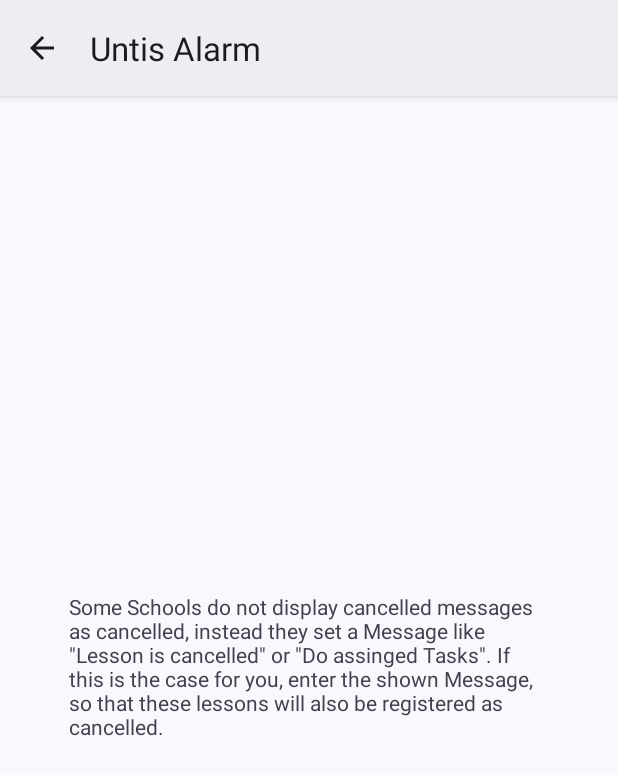
After one commit to TheRedLion/UntisAlarm, an Android app: the CancelledMessageInfo screen opened directly, with no data from a screen before it, on a phone screen of 412 x 824 dp. The commit adds this screen. Shown: the top 775 px of the screen. Run offline under Robolectric (Android 15) with nearby library versions, the phone set to English and light mode, and no system bars.

Commit message:
and a little more

```diff
--- a/app/build.gradle
+++ b/app/build.gradle
@@ -50,7 +50,7 @@
 dependencies {
     implementation files('libs/untis4j-1.3.5NC.jar') //using our own version with caching manually diabled, since the disableing method doesn't work
 
-    implementation 'com.android.support:support-v4:34.0.0'
+
     implementation 'androidx.core:core-ktx:1.12.0'
     implementation 'androidx.lifecycle:lifecycle-runtime-ktx:2.6.2'
     implementation 'androidx.activity:activity-compose:1.8.0'
--- /dev/null
+++ b/app/src/main/java/eu/karenfort/main/activities/CancelledMessageInfo.kt
@@ -0,0 +1,13 @@
+package eu.karenfort.main.activities
+
+import androidx.appcompat.app.AppCompatActivity
+import android.os.Bundle
+import com.carlkarenfort.test.R
+
+class CancelledMessageInfo : AppCompatActivity() {
+    override fun onCreate(savedInstanceState: Bundle?) {
+        super.onCreate(savedInstanceState)
+        setContentView(R.layout.activity_cancelled_message_info)
+        //todo implement that lessons with messages that have "Tasks(Aufgaben)" or "Cancelled(Ausfall)" in them are shown and the user can check if they are actually cancelled
+    }
+}
--- /dev/null
+++ b/app/src/main/res/layout/activity_cancelled_message_info.xml
@@ -0,0 +1,21 @@
+<?xml version="1.0" encoding="utf-8"?>
+<androidx.constraintlayout.widget.ConstraintLayout xmlns:android="http://schemas.android.com/apk/res/android"
+    xmlns:app="http://schemas.android.com/apk/res-auto"
+    xmlns:tools="http://schemas.android.com/tools"
+    android:layout_width="match_parent"
+    android:layout_height="match_parent"
+    tools:context="eu.karenfort.main.activities.CancelledMessageInfo">
+
+    <TextView
+        android:id="@+id/cancelled_message_explanation"
+        android:layout_width="wrap_content"
+        android:layout_height="wrap_content"
+        android:text="@string/cancelled_message_explanation"
+        app:layout_constraintBottom_toBottomOf="parent"
+        app:layout_constraintEnd_toEndOf="parent"
+        app:layout_constraintHorizontal_bias="0.5"
+        app:layout_constraintStart_toStartOf="parent"
+        app:layout_constraintTop_toTopOf="parent"
+        app:layout_constraintVertical_bias="0.5"
+        android:maxEms="20"/>
+</androidx.constraintlayout.widget.ConstraintLayout>
--- a/app/src/main/res/layout/dropdown_menu.xml
+++ b/app/src/main/res/layout/dropdown_menu.xml
@@ -5,5 +5,4 @@
     android:textColor="@color/black"
     android:textStyle="bold"
     android:padding="14dp"
-    android:layout_height="wrap_content"
-    android:text="@string/textview" />
+    android:layout_height="wrap_content" />
```
Also changed, not shown: 1 other file.
